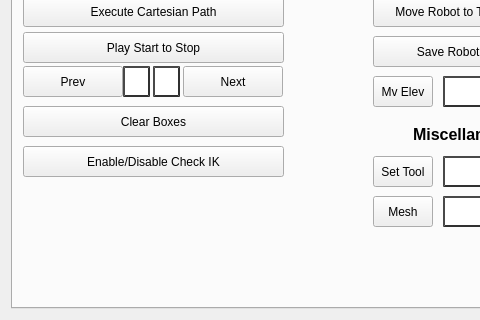
First picture: the form in moveit_cartesian_plan_plugin/src/widgets/path_planning_widget.ui, repository peanut-robotics/fermi, before the edit; both pictures show x 0 to 480 and y 409 to 729 of the 661 by 729 pixel window.
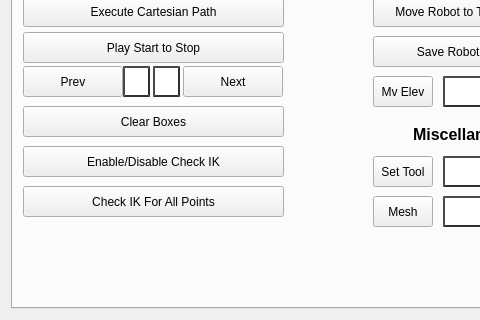
Second picture: the form after the edit.

Commit message: Add check IK for all points button

Diff of the .ui file:
```diff
--- a/moveit_cartesian_plan_plugin/src/widgets/path_planning_widget.ui
+++ b/moveit_cartesian_plan_plugin/src/widgets/path_planning_widget.ui
@@ -917,6 +917,19 @@
         <string>Miscellanous</string>
        </property>
       </widget>
+      <widget class="QPushButton" name="btn_checkAllIK">
+       <property name="geometry">
+        <rect>
+         <x>10</x>
+         <y>530</y>
+         <width>261</width>
+         <height>31</height>
+        </rect>
+       </property>
+       <property name="text">
+        <string>Check IK For All Points</string>
+       </property>
+      </widget>
      </widget>
      <widget class="QWidget" name="tab_3">
       <attribute name="title">
```
The commit also changes 4 other files.
